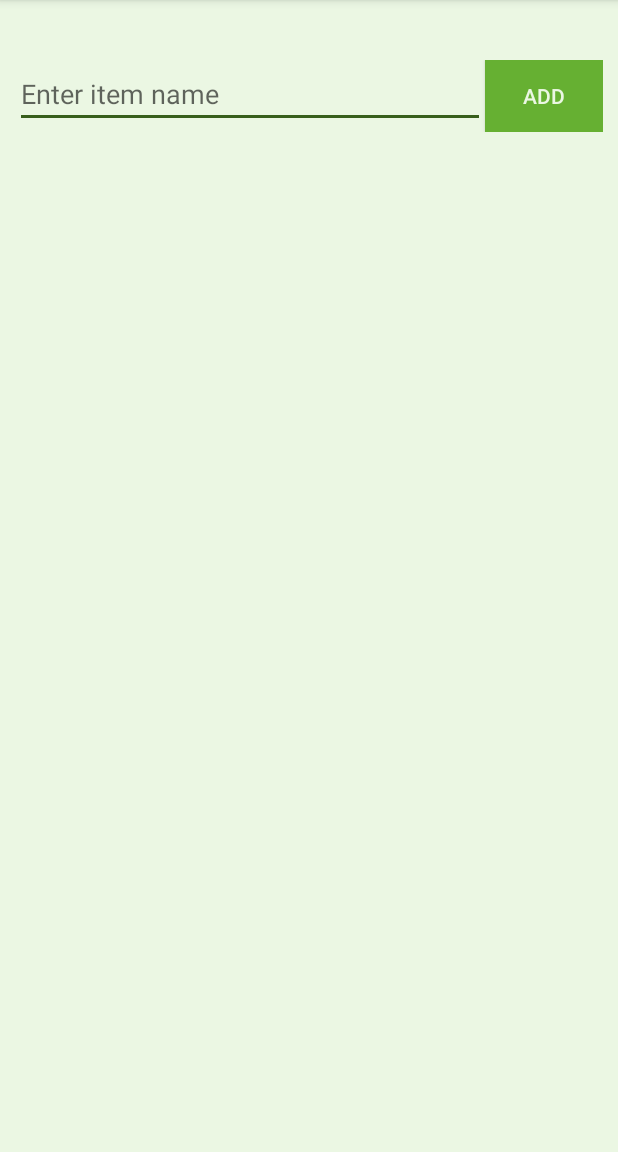
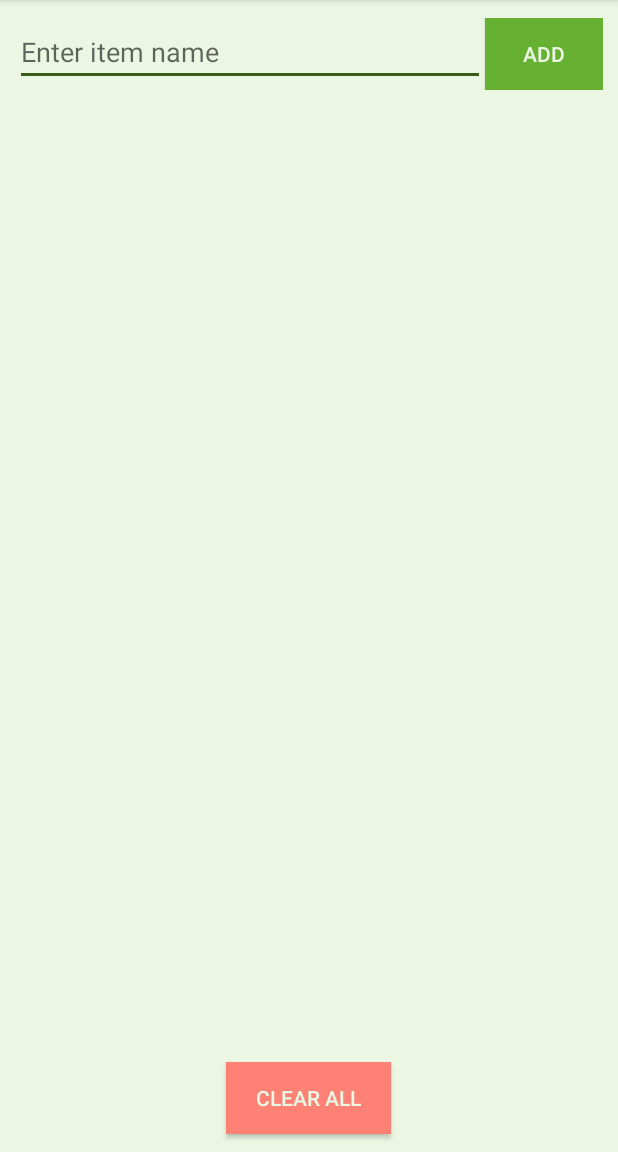
Before and after one commit to PulkitBanta/ToDoList-Android, an Android app: the screen it shows after launch (MainActivity), on a phone screen of 412 x 824 dp, the part 84-1236 px from its top. Run offline under Robolectric (Android 15) with nearby library versions, the phone set to English and light mode, and no system bars.

Commit message:
added clear all button

```diff
--- a/app/src/main/java/com/example/todolist/MainActivity.java
+++ b/app/src/main/java/com/example/todolist/MainActivity.java
@@ -17,6 +17,7 @@ public class MainActivity extends AppCompatActivity implements View.OnClickListe
 
     private EditText itemET;
     private Button btn;
+    private Button clear;
     private ListView itemList;
 
     private ArrayList <String> items;
@@ -30,12 +31,14 @@ public class MainActivity extends AppCompatActivity implements View.OnClickListe
         itemET = findViewById(R.id.item_edit_text);
         btn = findViewById(R.id.add_btn);
         itemList = findViewById(R.id.item_list);
+        clear = findViewById(R.id.clear_btn);
 
         items = FileHelper.readData(this);
 
         adapter = new ArrayAdapter<String>(this, android.R.layout.simple_list_item_1, items);
         itemList.setAdapter(adapter);
 
+        clear.setOnClickListener(this);
         btn.setOnClickListener(this);
         itemList.setOnItemClickListener(this);
     }
@@ -43,6 +46,7 @@ public class MainActivity extends AppCompatActivity implements View.OnClickListe
     @Override
     public void onClick(View v) {
         switch(v.getId()) {
+//            case to delete an item on clicking it
             case R.id.add_btn:
                 String itemEntered = itemET.getText().toString();
 
@@ -53,10 +57,20 @@ public class MainActivity extends AppCompatActivity implements View.OnClickListe
 
                 adapter.add(itemEntered);
                 itemET.setText("");
+                // writing data into a file
+                FileHelper.writeData(items, this);
+                Toast.makeText(this, "Item Added", Toast.LENGTH_SHORT).show();
 
+                break;
+
+//             case to clear all items
+            case R.id.clear_btn:
+                items.clear();
+                adapter.notifyDataSetChanged();
+//                clearing data from the file
                 FileHelper.writeData(items, this);
+                Toast.makeText(this, "All Items Deleted", Toast.LENGTH_SHORT).show();
 
-                Toast.makeText(this, "Item Added", Toast.LENGTH_SHORT).show();
                 break;
         }
     }
--- a/app/src/main/res/layout/activity_main.xml
+++ b/app/src/main/res/layout/activity_main.xml
@@ -7,14 +7,15 @@
     android:layout_height="match_parent"
     tools:context=".MainActivity"
     android:background="#EBF7E3"
+    android:gravity="center"
     android:orientation="vertical">
 
     <LinearLayout
         android:layout_width="match_parent"
         android:layout_height="wrap_content"
         android:layout_marginHorizontal="10dp"
-        android:layout_marginTop="40dp"
-        android:layout_marginBottom="20dp">
+        android:layout_marginTop="12dp"
+        android:layout_marginBottom="12dp">
 
         <EditText
             android:id="@+id/item_edit_text"
@@ -37,7 +38,19 @@
     <ListView
         android:id="@+id/item_list"
         android:layout_width="match_parent"
+        android:layout_height="0dp"
+        android:layout_weight="1"
+        android:layout_marginBottom="12dp"
+        ></ListView>
+
+    <Button
+        android:id="@+id/clear_btn"
+        android:layout_width="wrap_content"
         android:layout_height="wrap_content"
-        android:layout_marginBottom="40dp"></ListView>
+        android:text="Clear All"
+        android:paddingHorizontal="20dp"
+        android:textColor="#EBF7E3"
+        android:layout_marginBottom="12dp"
+        android:background="#FE8176"></Button>
 
 </LinearLayout>
```
